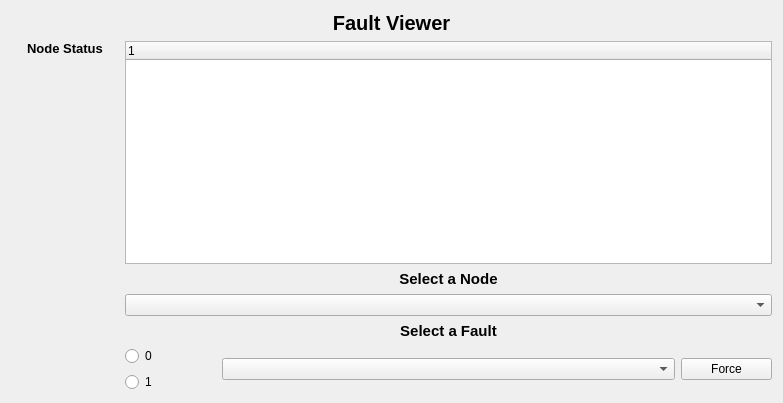
This is ui/faultViewer.ui in PurdueElectricRacing/DaqApp as Qt 5 draws it before an edit. The edited form follows.
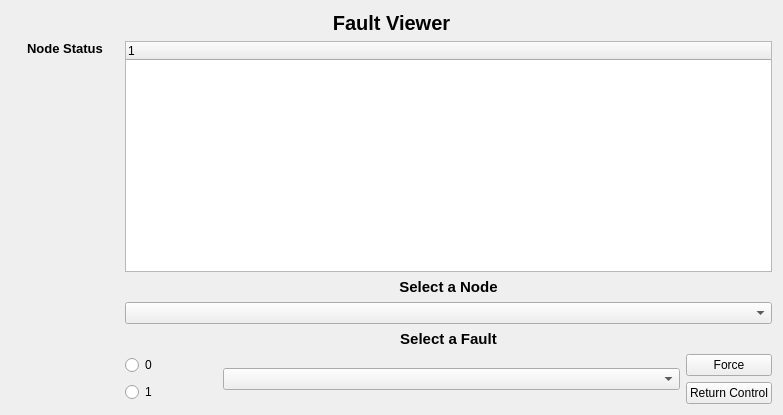
This is the edited form.

Commit message: Node status, can messages

The edit to the form file:
```diff
--- a/ui/faultViewer.ui
+++ b/ui/faultViewer.ui
@@ -7,7 +7,7 @@
     <x>0</x>
     <y>0</y>
     <width>783</width>
-    <height>403</height>
+    <height>415</height>
    </rect>
   </property>
   <property name="windowTitle">
@@ -142,7 +142,7 @@
             </widget>
            </item>
            <item>
-            <layout class="QHBoxLayout" name="MessageConfigurator" stretch="1,5,1">
+            <layout class="QHBoxLayout" name="MessageConfigurator" stretch="1,5,0">
              <item>
               <layout class="QVBoxLayout" name="FaultStatusSelect">
                <item>
@@ -165,11 +165,22 @@
               <widget class="QComboBox" name="FaultSelect"/>
              </item>
              <item>
+              <layout class="QVBoxLayout" name="verticalLayout_3" stretch="0,0">
+               <item>
               <widget class="QPushButton" name="MessageSend">
                <property name="text">
                 <string>Force</string>
                </property>
               </widget>
+               </item>
+               <item>
+                <widget class="QPushButton" name="ReturnSend">
+                 <property name="text">
+                  <string>Return Control</string>
+                 </property>
+                </widget>
+               </item>
+              </layout>
              </item>
             </layout>
            </item>
```
Lines whose indentation alone changed are shown as unchanged. The commit also changes 4 other files.
